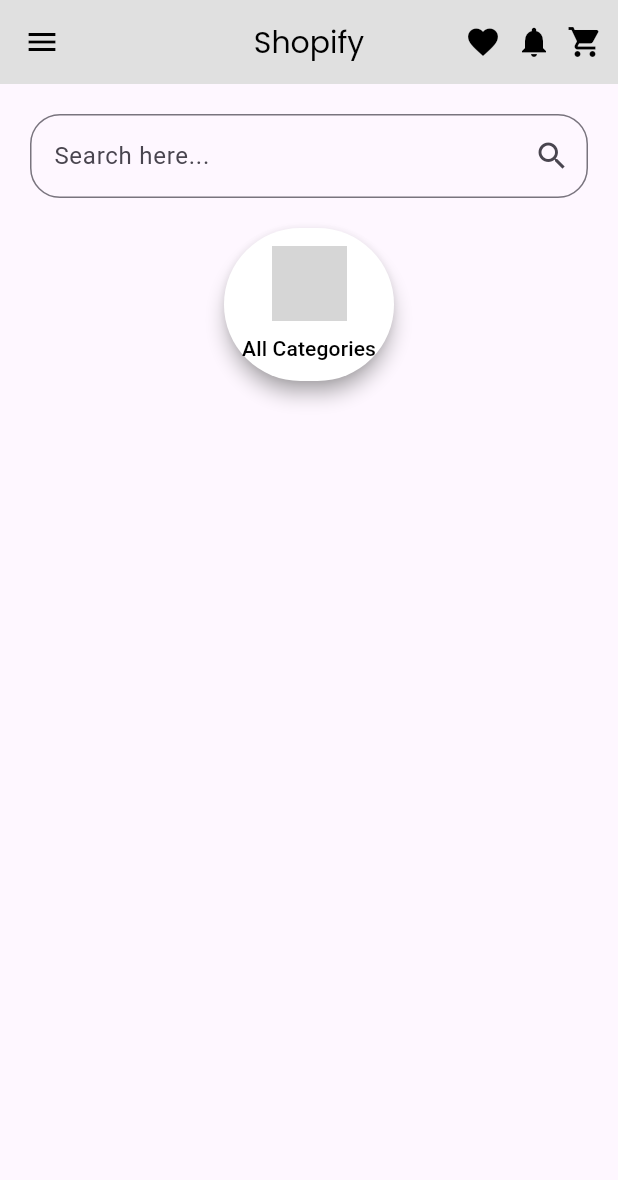
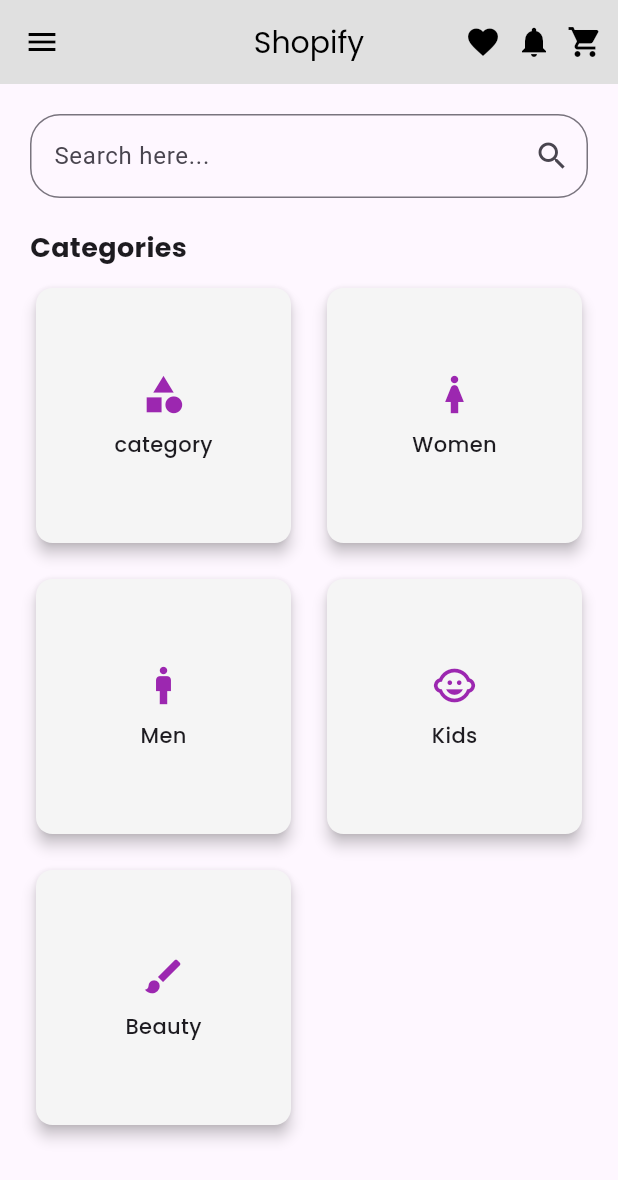
Before and after one commit to Gourikrishna01/flutterproject, a Flutter app: the screen it shows after launch, after a tap on "Get Started", on a phone screen of 412 x 824 dp. Shown: the top 1180 px of the screen. Run offline on Flutter 3.47's test engine with Material 3 defaults, Android fonts, the phone set to English and light mode, and no system bars; our stand-ins replace google_fonts; network calls fail; grey boxes are pictures that could not be loaded.

Commit message:
categories and front page

```diff
--- /dev/null
+++ b/lib/pages/Categories.dart
@@ -0,0 +1,29 @@
+import 'package:flutter/material.dart';
+
+class Categories extends StatefulWidget {
+  const Categories({super.key});
+
+  @override
+  State<Categories> createState() => _CategoriesState();
+}
+
+class _CategoriesState extends State<Categories> {
+  @override
+  Widget build(BuildContext context) {
+    return MaterialApp(
+      debugShowCheckedModeBanner: false,
+      home: Scaffold(
+        appBar: AppBar(
+          title: Text("Categories"),
+          actions: [
+            Icon(Icons.search),
+            SizedBox(width: 20),
+            Icon(Icons.favorite),
+            SizedBox(width: 20),
+            Icon(Icons.shopping_cart),
+          ],
+        ),
+      ),
+    );
+  }
+}
--- a/lib/pages/FirstPage.dart
+++ b/lib/pages/FirstPage.dart
@@ -1,5 +1,8 @@
+import 'package:flutter/foundation.dart';
 import 'package:flutter/material.dart';
 import 'package:google_fonts/google_fonts.dart';
+import 'package:project/pages/Categories.dart';
+import 'package:project/pages/Home.dart';
 
 class Firstpage extends StatefulWidget {
   const Firstpage({super.key});
@@ -32,9 +35,11 @@ class _FirstpageState extends State<Firstpage> {
             backgroundColor: Colors.grey.shade300,
             centerTitle: true,
           ),
-          body: Column(
+          body: SingleChildScrollView(
+            child: Column(
               crossAxisAlignment: CrossAxisAlignment.start,
               children: [
+                // Search Bar
                 Padding(
                   padding: const EdgeInsets.all(20.0),
                   child: TextField(
@@ -47,37 +52,103 @@ class _FirstpageState extends State<Firstpage> {
                     ),
                   ),
                 ),
+
+                // Category Title
                 Padding(
                   padding: const EdgeInsets.symmetric(horizontal: 20),
-                child: Row(
-                  mainAxisAlignment: MainAxisAlignment.center,
+                  child: Text(
+                    "Categories",
+                    style: GoogleFonts.poppins(
+                      fontSize: 18,
+                      fontWeight: FontWeight.bold,
+                    ),
+                  ),
+                ),
+
+                const SizedBox(height: 10),
+
+                // Categories Grid
+                Padding(
+                  padding: const EdgeInsets.symmetric(horizontal: 20),
+                  child: GridView.count(
+                    crossAxisCount: 2,
+                    shrinkWrap: true,
+                    crossAxisSpacing: 16,
+                    mainAxisSpacing: 16,
+                    physics: const NeverScrollableScrollPhysics(),
                     children: [
-                    ElevatedButton(
-                      onPressed: () {
-                        // Handle navigation or logic
-                      },
-                      style: ElevatedButton.styleFrom(
-                        padding: const EdgeInsets.all(12),
-                        backgroundColor: Colors.white,
-                        shadowColor: Colors.grey,
-                        elevation: 5,
+                      _buildCategoryCard(Icons.category, "category"),
+                      _buildCategoryCard(Icons.woman, "Women"),
+                      _buildCategoryCard(Icons.man, "Men"),
+                      _buildCategoryCard(Icons.child_care, "Kids"),
+                      _buildCategoryCard(Icons.brush, "Beauty"),
+                    ],
                   ),
-                      child: Column(
-                        children: [
-                          Image.network(
-                            "https://cdn-icons-png.flaticon.com/512/891/891462.png",
-                            width: 50,
-                            height: 50,
-                          ),
-                          const SizedBox(height: 8),
-                          const Text(
-                            "All Categories",
-                            style: TextStyle(color: Colors.black),
                 ),
               ],
             ),
           ),
-                  ],
+        ),
+      ),
+    );
+  }
+
+  // Helper method for category cards
+  Widget _buildCategoryCard(IconData icon, String label) {
+    return GestureDetector(
+      onTap: () {
+        Widget targetPage;
+
+        switch (label) {
+          case "category":
+            targetPage = Categories();
+          case "Women":
+            targetPage = Home();
+            break;
+          case "Men":
+            targetPage = Home();
+            break;
+          case "Kids":
+            targetPage = Home();
+            break;
+          case "Beauty":
+            targetPage = Home();
+            break;
+          default:
+            targetPage = const Scaffold(
+              body: Center(child: Text("No Page Found")),
+            );
+        }
+
+        Navigator.pushReplacement(
+          context,
+          MaterialPageRoute(builder: (context) => targetPage),
+        );
+      },
+
+      child: SizedBox(
+        width: 50, // Adjust width as needed
+        height: 50, // Adjust height as needed
+        child: Card(
+          elevation: 4,
+          shape: RoundedRectangleBorder(
+            borderRadius: BorderRadius.circular(11),
+          ),
+          color: Colors.grey.shade100,
+          child: Column(
+            mainAxisAlignment: MainAxisAlignment.center,
+            children: [
+              Icon(
+                icon,
+                size: 30,
+                color: Colors.purple,
+              ), // Reduced icon size too
+              const SizedBox(height: 8),
+              Text(
+                label,
+                style: GoogleFonts.poppins(
+                  fontSize: 14, // Slightly smaller font
+                  fontWeight: FontWeight.w500,
                 ),
               ),
             ],
```
Lines whose indentation alone changed are shown as unchanged.
